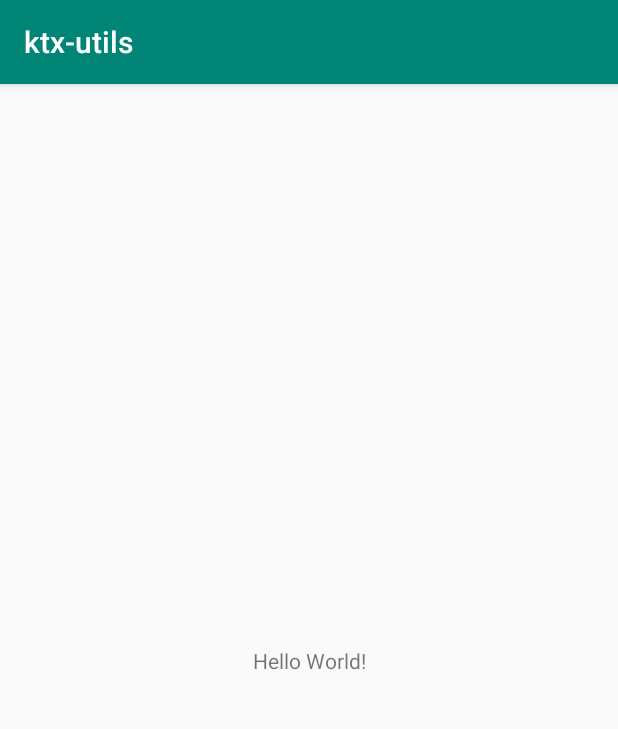
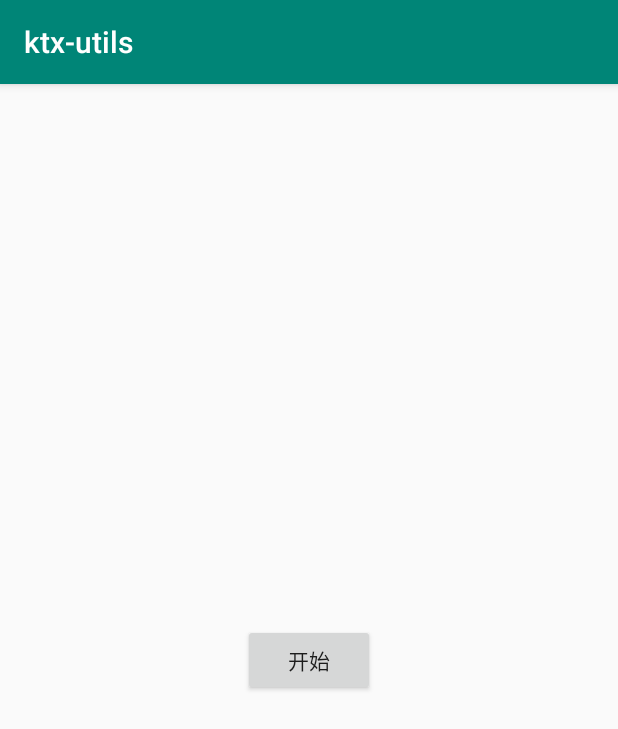
Before and after one commit to real-studio/ktx-utils, an Android app: the screen it shows after launch (MainActivity), on a phone screen of 412 x 824 dp. Shown: the top 729 px of the screen. Run offline under Robolectric (Android 15) with nearby library versions, the phone set to English and light mode, and no system bars.

Commit message:
测试代码

```diff
--- a/app/build.gradle
+++ b/app/build.gradle
@@ -25,10 +25,12 @@ android {
 
 dependencies {
     implementation fileTree(dir: 'libs', include: ['*.jar'])
-    implementation"org.jetbrains.kotlin:kotlin-stdlib-jdk7:$kotlin_version"
+    implementation "org.jetbrains.kotlin:kotlin-stdlib-jdk7:$kotlin_version"
     implementation 'androidx.appcompat:appcompat:1.1.0'
     implementation 'androidx.constraintlayout:constraintlayout:1.1.3'
     testImplementation 'junit:junit:4.12'
     androidTestImplementation 'androidx.test:runner:1.1.1'
     androidTestImplementation 'androidx.test.espresso:espresso-core:3.1.1'
+
+    implementation project(":library")
 }
--- a/app/src/main/res/layout/activity_main.xml
+++ b/app/src/main/res/layout/activity_main.xml
@@ -6,10 +6,11 @@
     android:layout_height="match_parent"
     tools:context=".MainActivity">
 
-    <TextView
+    <Button
         android:layout_width="wrap_content"
         android:layout_height="wrap_content"
-        android:text="Hello World!"
+        android:text="开始"
+        android:onClick="sendGod"
         app:layout_constraintBottom_toBottomOf="parent"
         app:layout_constraintLeft_toLeftOf="parent"
         app:layout_constraintRight_toRightOf="parent"
--- a/library/src/main/java/org/realstudio/library/lang/Any.kt
+++ b/library/src/main/java/org/realstudio/library/lang/Any.kt
@@ -19,14 +19,14 @@ import com.blankj.utilcode.util.ObjectUtils
 /**
  * 判断对象是否为空
  */
-fun Any?.isEmpty(): Boolean {
+fun <T> T.isEmpty(): Boolean {
     return ObjectUtils.isEmpty(this)
 }
 
 /**
  * 判断对象是否为空
  */
-fun Any?.isNotEmpty(): Boolean {
+fun <T> T.isNotEmpty(): Boolean {
     return ObjectUtils.isNotEmpty(this)
 }
 
```
Also changed, not shown: app/src/main/java/org/realstudio/ktxutils/MainActivity.kt (+17 -1 lines), app/src/main/java/org/realstudio/ktxutils/PowerBean.kt (added, +16 -0 lines).
